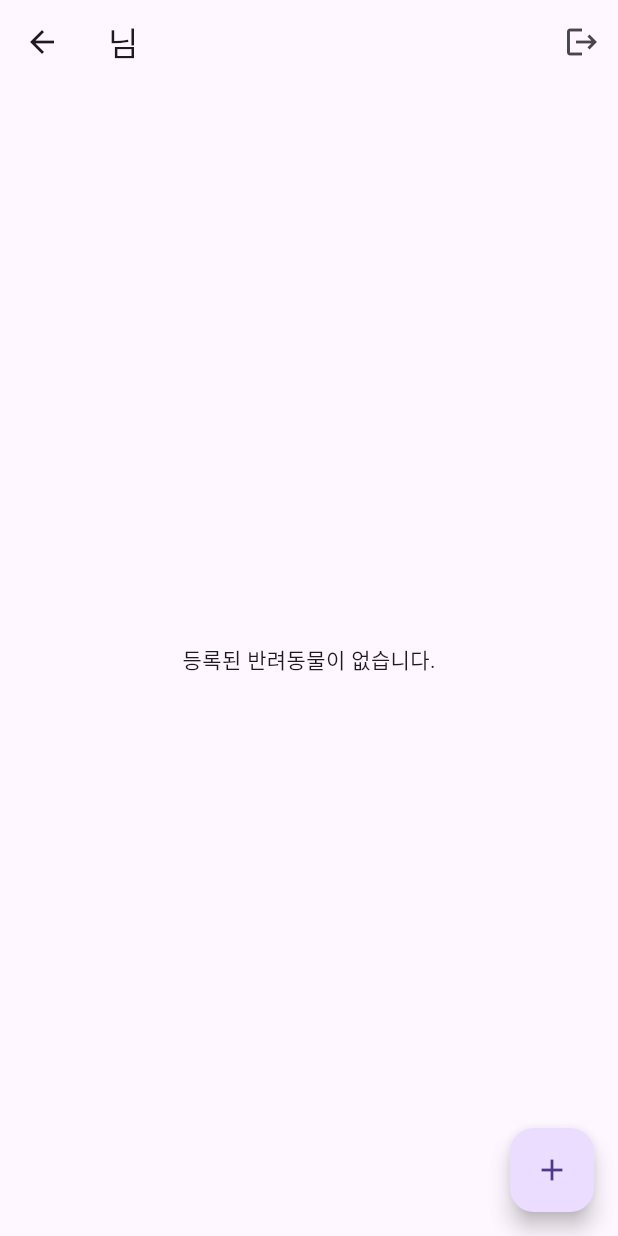
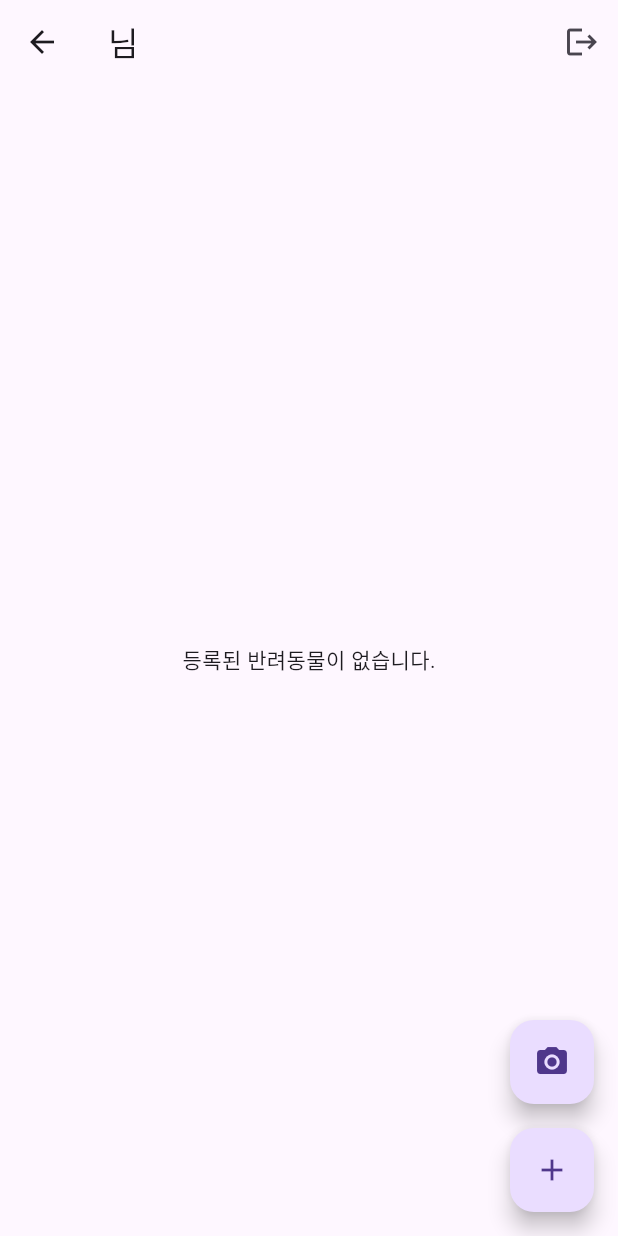
Before and after one commit to ChaeyeonYeager/Capstone_design_1, a Flutter app: the HomePage screen opened by its route, on a phone screen of 412 x 824 dp. Run offline on Flutter 3.47's test engine with Material 3 defaults, Android fonts, the phone set to English and light mode, and no system bars; our stand-ins replace cloud_firestore, firebase_auth, firebase_core; accounts and stored records are empty.

Commit message:
반려동물 이름 클릭 시 반려동물 정보페이지 이동

```diff
--- a/capstone_app/lib/home.dart
+++ b/capstone_app/lib/home.dart
@@ -33,28 +33,57 @@ class HomePage extends StatelessWidget {
             .orderBy('createdAt', descending: true)
             .snapshots(),
         builder: (context, snapshot) {
-          if (!snapshot.hasData)
+          if (!snapshot.hasData) {
             return const Center(child: CircularProgressIndicator());
+          }
 
           final pets = snapshot.data!.docs;
-          if (pets.isEmpty) return const Center(child: Text('등록된 반려동물이 없습니다.'));
+          if (pets.isEmpty) {
+            return const Center(child: Text('등록된 반려동물이 없습니다.'));
+          }
 
           return ListView.builder(
             itemCount: pets.length,
             itemBuilder: (context, index) {
               final pet = pets[index];
               final name = pet['name'];
-              return ListTile(title: Text(name));
+
+              return ListTile(
+                title: Text(name),
+                onTap: () {
+                  Navigator.pushNamed(
+                    context,
+                    '/detail',
+                    arguments: pet, // pet 문서 전체를 넘김
+                  );
+                },
+              );
             },
           );
         },
       ),
-      floatingActionButton: FloatingActionButton(
-        onPressed: () {
-          Navigator.pushNamed(context, '/add');
-        },
-        tooltip: '추가하기',
-        child: const Icon(Icons.add),
+      floatingActionButton: Column(
+        mainAxisSize: MainAxisSize.min,
+        children: [
+          FloatingActionButton(
+            heroTag: 'camera',
+            onPressed: () {
+              // 카메라 관련 기능 또는 라우트
+              Navigator.pushNamed(context, '/camera');
+            },
+            tooltip: '카메라',
+            child: const Icon(Icons.camera_alt),
+          ),
+          const SizedBox(height: 16),
+          FloatingActionButton(
+            heroTag: 'add',
+            onPressed: () {
+              Navigator.pushNamed(context, '/add');
+            },
+            tooltip: '추가하기',
+            child: const Icon(Icons.add),
+          ),
+        ],
       ),
       floatingActionButtonLocation: FloatingActionButtonLocation.endFloat,
     );
--- a/capstone_app/lib/main.dart
+++ b/capstone_app/lib/main.dart
@@ -7,6 +7,7 @@ import 'login.dart';
 import 'signup.dart';
 import 'home.dart'; // 여기에 HomePage 정의돼 있음
 import 'input_form_page.dart';
+import 'pet_detail_page.dart';
 
 void main() async {
   WidgetsFlutterBinding.ensureInitialized();
@@ -27,6 +28,7 @@ class MyApp extends StatelessWidget {
         '/signup': (context) => const SignUpPage(),
         '/home': (context) => const HomePage(),
         '/add': (context) => const InputFormPage(),
+        '/detail': (context) => const PetDetailPage(),
       },
     );
   }
--- a/capstone_app/pubspec.yaml
+++ b/capstone_app/pubspec.yaml
@@ -38,6 +38,8 @@ dependencies:
   # Use with the CupertinoIcons class for iOS style icons.
   cupertino_icons: ^1.0.8
   google_sign_in: ^7.1.0
+  flutter_mjpeg: ^2.0.4
+  webview_flutter: ^4.2.2
 
 dev_dependencies:
   flutter_test:
```
Also changed, not shown: capstone_app/lib/pet_detail_page.dart (added, +31 -0 lines), capstone_app/pubspec.lock, 1 other file.
